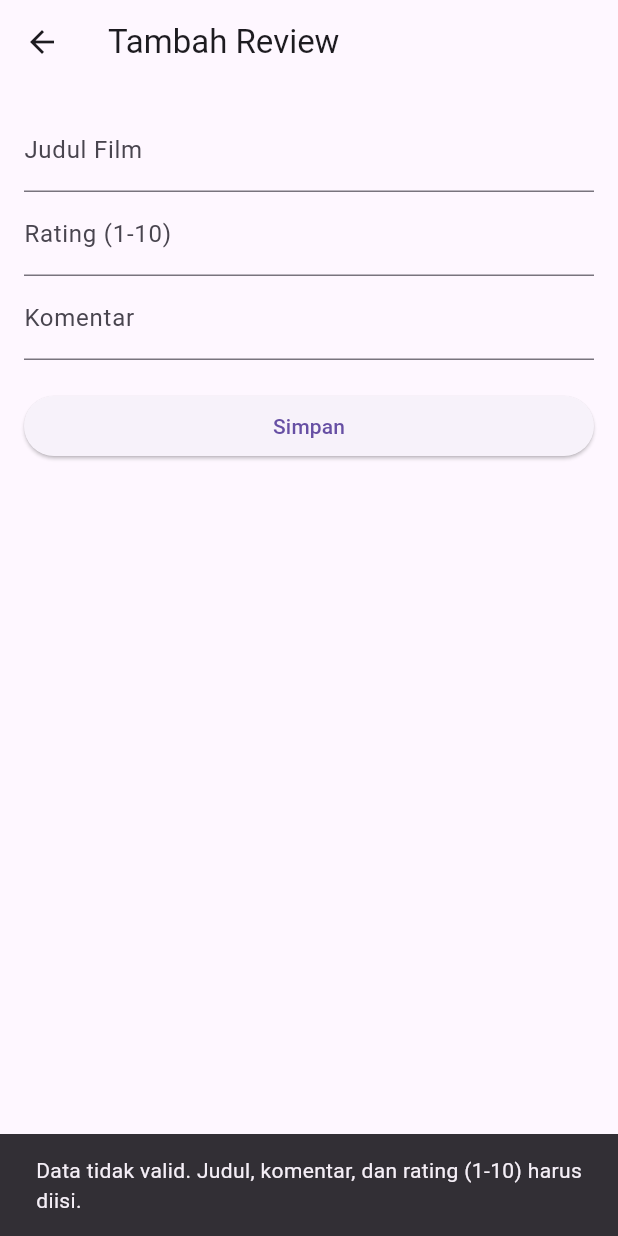
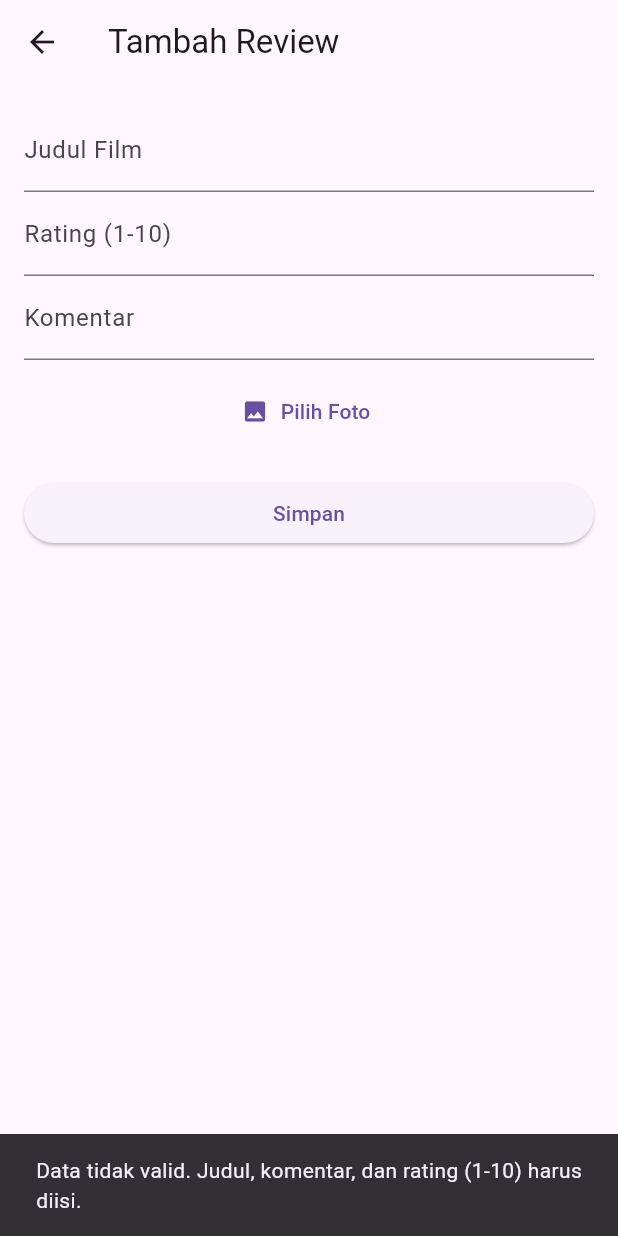
Before and after one commit to temaanggaraunsia/tugas-k13, a Flutter app: the AddEditReviewScreen screen opened directly with empty values, after a tap on "Simpan", on a phone screen of 412 x 824 dp. Run offline on Flutter 3.47's test engine with Material 3 defaults, Android fonts, the phone set to English and light mode, and no system bars; our stand-ins replace image_picker, sqflite; accounts and stored records are empty.

Commit message:
Perbaikan CRUD menggunakan Sqflite, Penambahan fitur gambar

```diff
--- a/lib/screens/add_edit_review_screen.dart
+++ b/lib/screens/add_edit_review_screen.dart
@@ -1,11 +1,15 @@
+import 'dart:io';
+
 import 'package:flutter/material.dart';
+import 'package:image_picker/image_picker.dart'; // Tambahkan dependency ini
 import '../api_service.dart';
 
 class AddEditReviewScreen extends StatefulWidget {
   final String username;
   final Map<String, dynamic>? review;
 
-  const AddEditReviewScreen({Key? key, required this.username, this.review}) : super(key: key);
+  const AddEditReviewScreen({Key? key, required this.username, this.review})
+      : super(key: key);
 
   @override
   _AddEditReviewScreenState createState() => _AddEditReviewScreenState();
@@ -16,6 +20,7 @@ class _AddEditReviewScreenState extends State<AddEditReviewScreen> {
   final _ratingController = TextEditingController();
   final _commentController = TextEditingController();
   final _apiService = ApiService();
+  File? _selectedPhoto; // Variabel untuk menyimpan file foto
 
   @override
   void initState() {
@@ -24,6 +29,20 @@ class _AddEditReviewScreenState extends State<AddEditReviewScreen> {
       _titleController.text = widget.review!['title'];
       _ratingController.text = widget.review!['rating'].toString();
       _commentController.text = widget.review!['comment'];
+      if (widget.review!['photo'] != null) {
+        _selectedPhoto = File(widget.review!['photo']); // Ambil path foto
+      }
+    }
+  }
+
+  Future<void> _pickPhoto() async {
+    final picker = ImagePicker();
+    final pickedFile = await picker.pickImage(source: ImageSource.gallery);
+
+    if (pickedFile != null) {
+      setState(() {
+        _selectedPhoto = File(pickedFile.path);
+      });
     }
   }
 
@@ -31,11 +50,15 @@ class _AddEditReviewScreenState extends State<AddEditReviewScreen> {
     final title = _titleController.text.trim();
     final rating = int.tryParse(_ratingController.text) ?? 0;
     final comment = _commentController.text.trim();
+    final photoPath = _selectedPhoto?.path; // Ambil path foto
 
     // Validasi input
     if (title.isEmpty || rating < 1 || rating > 10 || comment.isEmpty) {
       ScaffoldMessenger.of(context).showSnackBar(
-        SnackBar(content: Text('Data tidak valid. Judul, komentar, dan rating (1-10) harus diisi.')),
+        const SnackBar(
+          content: Text(
+              'Data tidak valid. Judul, komentar, dan rating (1-10) harus diisi.'),
+        ),
       );
       return;
     }
@@ -43,17 +66,24 @@ class _AddEditReviewScreenState extends State<AddEditReviewScreen> {
     bool success;
     if (widget.review == null) {
       // Tambah review baru
-      success = await _apiService.addReview(widget.username, title, rating, comment);
+      success = await _apiService.addReview(
+          widget.username, title, rating, comment, photoPath);
     } else {
       // Edit review
-      success = await _apiService.updateReview(widget.review!['_id'], title, rating, comment);
+      success = await _apiService.updateReview(
+        widget.review!['id'] as int,
+        title,
+        rating,
+        comment,
+        photoPath,
+      );
     }
 
     if (success) {
       Navigator.pop(context, true); // Berhasil, kembali ke layar sebelumnya
     } else {
       ScaffoldMessenger.of(context).showSnackBar(
-        SnackBar(content: Text('Gagal menyimpan review')),
+        const SnackBar(content: Text('Gagal menyimpan review')),
       );
     }
   }
@@ -71,22 +101,35 @@ class _AddEditReviewScreenState extends State<AddEditReviewScreen> {
           children: [
             TextField(
               controller: _titleController,
-              decoration: InputDecoration(labelText: 'Judul Film'),
-              readOnly: isEditMode, // Nonaktifkan input jika dalam mode edit
+              decoration: const InputDecoration(labelText: 'Judul Film'),
+              readOnly: isEditMode,
             ),
             TextField(
               controller: _ratingController,
-              decoration: InputDecoration(labelText: 'Rating (1-10)'),
+              decoration: const InputDecoration(labelText: 'Rating (1-10)'),
               keyboardType: TextInputType.number,
             ),
             TextField(
               controller: _commentController,
-              decoration: InputDecoration(labelText: 'Komentar'),
+              decoration: const InputDecoration(labelText: 'Komentar'),
             ),
-            SizedBox(height: 20),
+            const SizedBox(height: 10),
+            if (_selectedPhoto != null)
+              Image.file(
+                _selectedPhoto!,
+                height: 150,
+                width: double.infinity,
+                fit: BoxFit.cover,
+              ),
+            TextButton.icon(
+              icon: const Icon(Icons.photo),
+              label: const Text('Pilih Foto'),
+              onPressed: _pickPhoto,
+            ),
+            const SizedBox(height: 20),
             ElevatedButton(
               onPressed: _saveReview,
-              child: Text('Simpan'),
+              child: const Text('Simpan'),
             ),
           ],
         ),
```
Also changed, not shown: lib/api_service.dart (+129 -47 lines), lib/screens/movie_reviews_screen.dart (+36 -17 lines), pubspec.yaml (+5 -2 lines), pubspec.lock, 10 other files.
